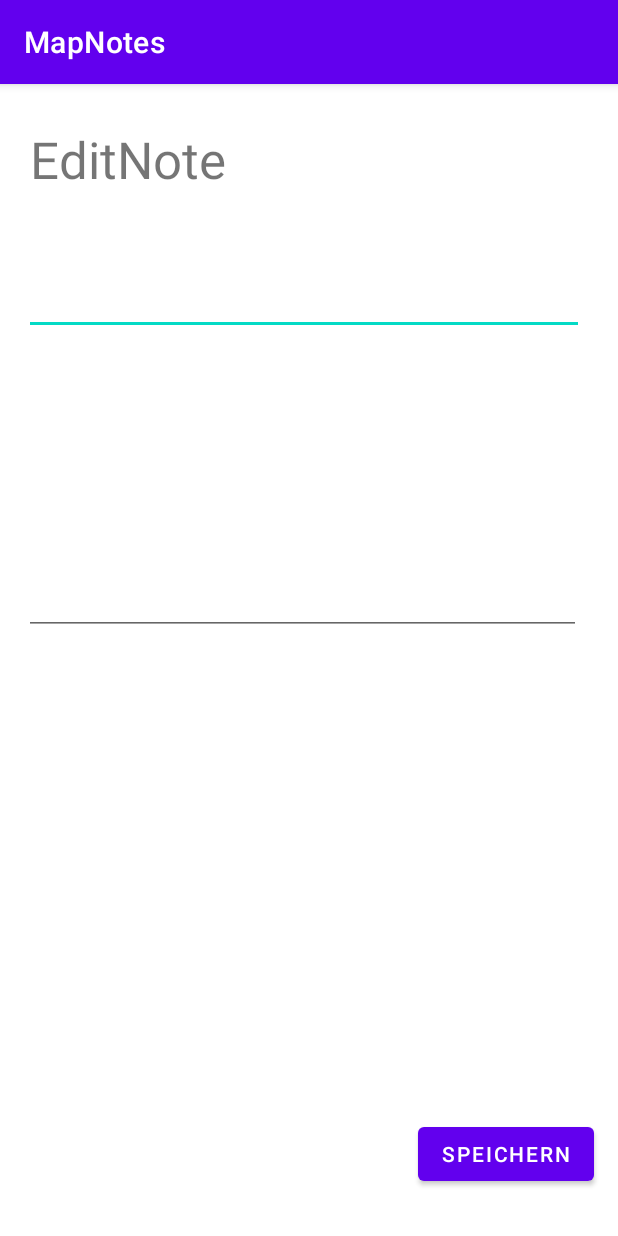
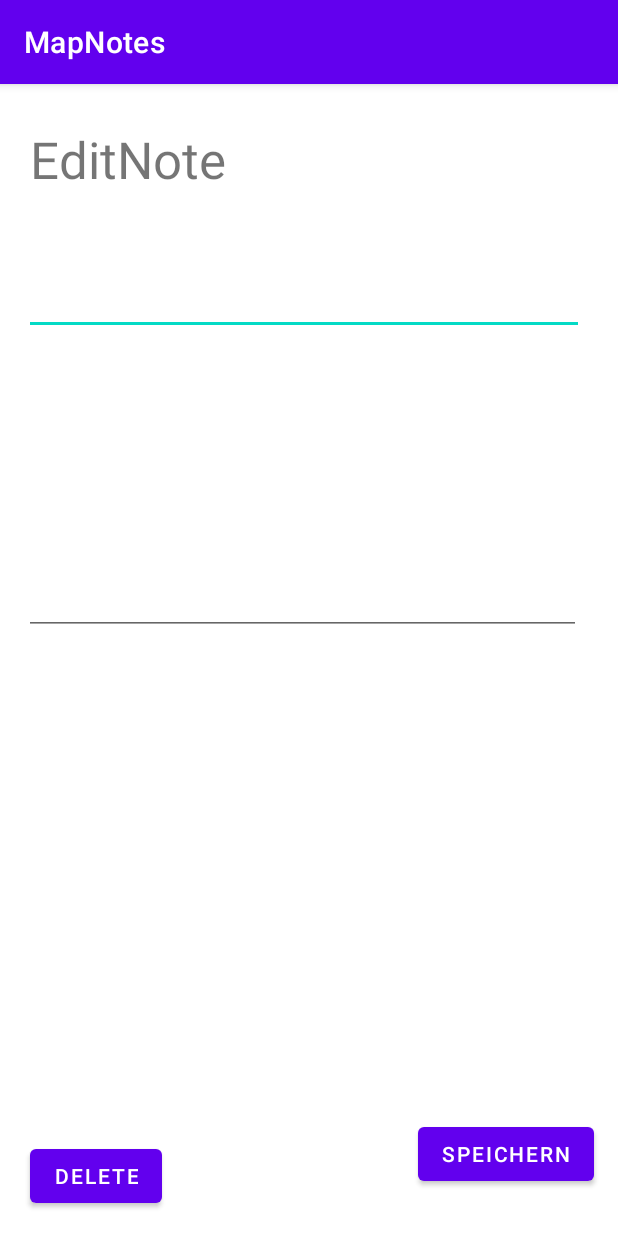
Before and after one commit to SeverinSenn/Modul-335_MapNotes, an Android app: the EditNoteActivity screen opened directly, with no data from a screen before it, on a phone screen of 412 x 824 dp. Run offline under Robolectric (Android 15) with nearby library versions, the phone set to English and light mode, and no system bars; 3 statements that could not run were skipped.

Commit message:
add Delete Marker

```diff
--- a/app/src/main/res/layout/activity_edit_note.xml
+++ b/app/src/main/res/layout/activity_edit_note.xml
@@ -66,4 +66,16 @@
         app:layout_constraintStart_toStartOf="parent"
         app:layout_constraintTop_toBottomOf="@+id/textView2" />
 
+    <Button
+        android:id="@+id/delete"
+        android:layout_width="wrap_content"
+        android:layout_height="wrap_content"
+        android:layout_marginStart="20dp"
+        android:layout_marginBottom="16dp"
+        android:onClick="Delete"
+        android:text="delete"
+        app:layout_constraintBottom_toBottomOf="parent"
+        app:layout_constraintStart_toStartOf="parent"
+        app:rippleColor="#FF0B0B" />
+
 </androidx.constraintlayout.widget.ConstraintLayout>
```
Also changed, not shown: app/src/main/java/com/example/mapnotes/EditNoteActivity.java (+20 -2 lines), app/src/main/java/com/example/mapnotes/Service/DataService.java (+15 -4 lines).
